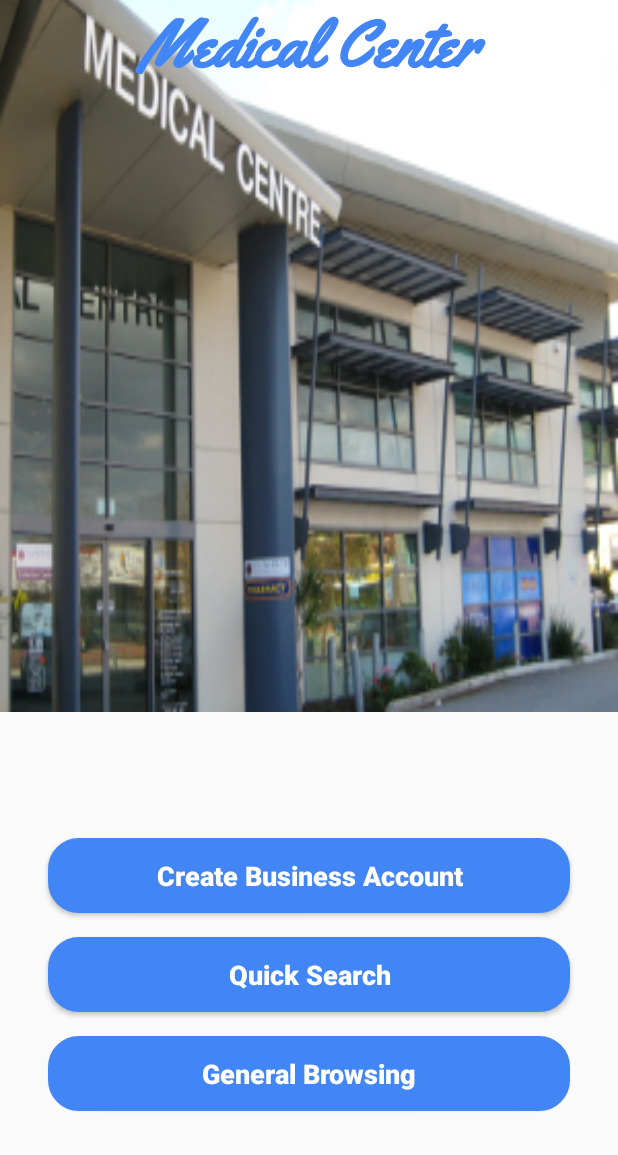
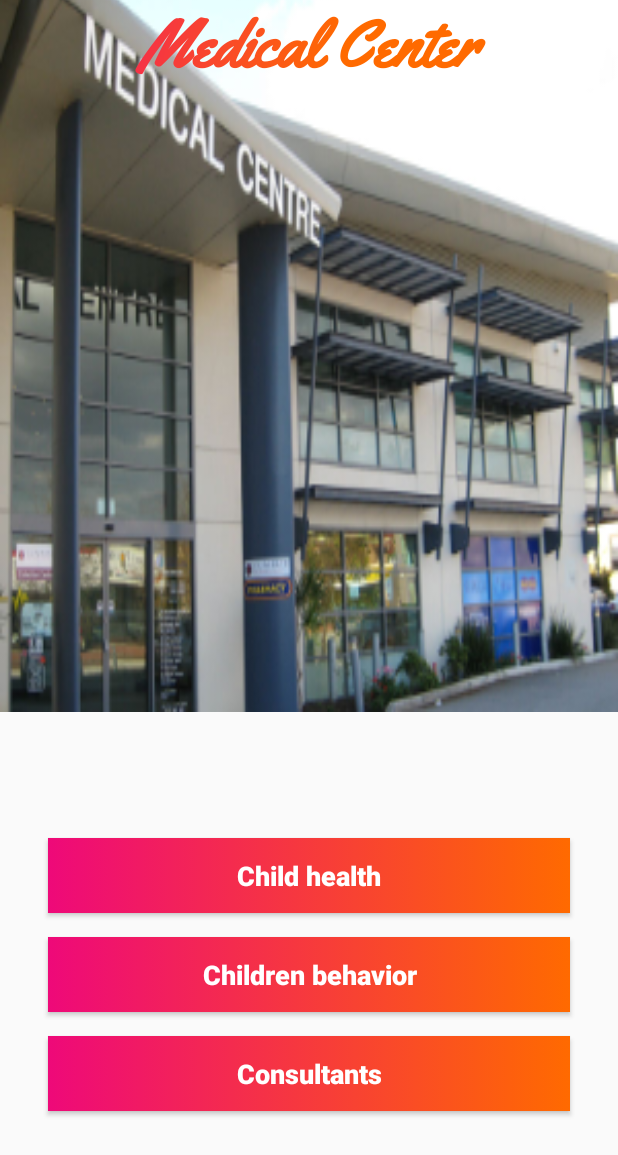
Before and after one commit to nayelfares/Medical, an Android app: the screen it shows after launch (MainActivity), on a phone screen of 412 x 824 dp. Shown: the top 1155 px of the screen. Run offline under Robolectric (Android 15) with nearby library versions, the phone set to English and light mode, and no system bars.

Commit message:
refactoring code

```diff
--- a/app/src/main/java/com/emarketing/medical/MainActivity.kt
+++ b/app/src/main/java/com/emarketing/medical/MainActivity.kt
@@ -1,21 +1,42 @@
 package com.emarketing.medical
 
 import android.content.Intent
+import android.graphics.Color
+import android.graphics.LinearGradient
+import android.graphics.Shader
+import android.os.Bundle
+import android.text.TextPaint
 import androidx.appcompat.app.AppCompatActivity
-import android.os.Bundle
 import com.emarketing.medical.ui.GeneralBrowsing
 import com.emarketing.medical.ui.Register
 import com.emarketing.medical.ui.Search
 import kotlinx.android.synthetic.main.activity_main.*
 
+
 class MainActivity : AppCompatActivity() {
     override fun onCreate(savedInstanceState: Bundle?) {
         super.onCreate(savedInstanceState)
         setContentView(R.layout.activity_main)
-        register.setOnClickListener {
+
+        val paint: TextPaint = appName.paint
+        val width = paint.measureText(appName.text.toString())
+
+        val textShader: Shader = LinearGradient(
+            0f, 0f, width, appName.textSize, intArrayOf(
+                Color.parseColor("#ee0979"),
+                Color.parseColor("#ff6a00")
+            ), null, Shader.TileMode.CLAMP
+        )
+        appName.paint.shader = textShader
+        childHealth.setOnClickListener {
             startActivity(Intent(this, Register::class.java))
         }
-        search.setOnClickListener { startActivity(Intent(this,Search::class.java)) }
-        generalBrowsing.setOnClickListener { startActivity(Intent(this,GeneralBrowsing::class.java)) }
+        chilrenBehavior.setOnClickListener { startActivity(Intent(this, Search::class.java)) }
+        consultants.setOnClickListener { startActivity(
+            Intent(
+                this,
+                GeneralBrowsing::class.java
+            )
+        ) }
     }
 }
--- a/app/src/main/java/com/emarketing/medical/ui/Register.kt
+++ b/app/src/main/java/com/emarketing/medical/ui/Register.kt
@@ -16,7 +16,7 @@ class Register : BaseActivity(),RegisterView {
     }
 
     private fun events() {
-        register.setOnClickListener {
+        childHealth.setOnClickListener {
             loading()
             registerViewModel.register(
                 username.text.toString(),
--- /dev/null
+++ b/app/src/main/res/drawable/button_gradient.xml
@@ -0,0 +1,12 @@
+<?xml version="1.0" encoding="utf-8"?>
+<selector xmlns:android="http://schemas.android.com/apk/res/android">
+    <item>
+        <shape>
+            <gradient
+                android:angle="0"
+                android:startColor="#ee0979"
+                android:endColor="#ff6a00"
+                android:type="linear" />
+        </shape>
+    </item>
+</selector>
--- a/app/src/main/res/layout/activity_main.xml
+++ b/app/src/main/res/layout/activity_main.xml
@@ -10,6 +10,7 @@
         android:layout_height="60dp"
         android:text="@string/app_name"
         android:textSize="44sp"
+        android:id="@+id/appName"
         app:layout_constraintTop_toTopOf="parent"
         android:textColor="@color/grey"
         android:translationZ="1dp"
@@ -39,51 +40,51 @@
     <Button
         android:layout_width="match_parent"
         android:layout_height="50dp"
-        android:id="@+id/register"
+        android:id="@+id/childHealth"
         app:layout_constraintTop_toTopOf="@id/guideline"
         app:layout_constraintStart_toStartOf="parent"
         app:layout_constraintEnd_toEndOf="parent"
         android:layout_marginStart="32dp"
         android:layout_marginEnd="32dp"
-        android:text="@string/create_business_account"
+        android:text="@string/child_health"
         android:textAllCaps="false"
         android:textColor="@color/white"
         android:textStyle="bold"
         android:textSize="18sp"
-        android:background="@drawable/main_button"
+        android:background="@drawable/button_gradient"
         android:layout_marginTop="64dp"/>
 
     <Button
         android:layout_width="match_parent"
         android:layout_height="50dp"
-        app:layout_constraintTop_toBottomOf="@+id/register"
+        app:layout_constraintTop_toBottomOf="@+id/childHealth"
         app:layout_constraintStart_toStartOf="parent"
         app:layout_constraintEnd_toEndOf="parent"
         android:layout_marginStart="32dp"
         android:layout_marginEnd="32dp"
         android:textAllCaps="false"
-        android:text="@string/quick_search"
+        android:text="@string/children_behavior"
         android:textColor="@color/white"
         android:textStyle="bold"
         android:textSize="18sp"
-        android:id="@+id/search"
-        android:background="@drawable/main_button"
+        android:id="@+id/chilrenBehavior"
+        android:background="@drawable/button_gradient"
         android:layout_marginTop="16dp"/>
 
     <Button
         android:layout_width="match_parent"
         android:layout_height="50dp"
-        app:layout_constraintTop_toBottomOf="@+id/search"
+        app:layout_constraintTop_toBottomOf="@+id/chilrenBehavior"
         app:layout_constraintStart_toStartOf="parent"
         app:layout_constraintEnd_toEndOf="parent"
         android:layout_marginStart="32dp"
         android:layout_marginEnd="32dp"
         android:textAllCaps="false"
-        android:text="@string/generalBrowsing"
+        android:text="@string/consultants"
         android:textColor="@color/white"
         android:textStyle="bold"
         android:textSize="18sp"
-        android:id="@+id/generalBrowsing"
-        android:background="@drawable/main_button"
+        android:id="@+id/consultants"
+        android:background="@drawable/button_gradient"
         android:layout_marginTop="16dp"/>
 </androidx.constraintlayout.widget.ConstraintLayout>
--- a/app/src/main/res/layout/activity_register.xml
+++ b/app/src/main/res/layout/activity_register.xml
@@ -8,7 +8,7 @@
     <LinearLayout
         android:layout_width="match_parent"
         android:layout_height="100dp"
-        android:background="@color/grey">
+        android:background="@drawable/button_gradient">
         <TextView
             android:layout_width="match_parent"
             android:layout_height="wrap_content"
@@ -122,8 +122,8 @@
                 android:layout_width="0dp"
                 android:layout_height="40dp"
                 android:layout_weight="1"
-                android:background="@drawable/main_button"
-                android:id="@+id/register"
+                android:background="@drawable/button_gradient"
+                android:id="@+id/childHealth"
                 android:text="@string/register"
                 android:layout_margin="8dp"
                 android:textColor="@color/white"
@@ -133,7 +133,7 @@
                 android:layout_width="0dp"
                 android:layout_height="40dp"
                 android:layout_weight="1"
-                android:background="@drawable/main_button"
+                android:background="@drawable/button_gradient"
                 android:id="@+id/cancel"
                 android:text="@string/cancel"
                 android:layout_margin="8dp"
--- a/app/src/main/res/values/strings.xml
+++ b/app/src/main/res/values/strings.xml
@@ -2,8 +2,8 @@
     <string name="app_name">Medical Center</string>
     <string name="filters">Filters</string>
     <string name="search">Search</string>
-    <string name="create_business_account">Create Business Account</string>
-    <string name="quick_search">Quick Search</string>
+    <string name="child_health">Child health</string>
+    <string name="children_behavior">Children behavior</string>
     <string name="bussiness_account">Business Account</string>
     <string name="user_name">User Name</string>
     <string name="type_valid_username">type valid username</string>
@@ -17,7 +17,7 @@
     <string name="type_message_to_admin">type message to admin</string>
     <string name="register">Register</string>
     <string name="cancel">Cancel</string>
-    <string name="generalBrowsing">General Browsing</string>
+    <string name="consultants">Consultants</string>
     <string name="location_details">Location Details :</string>
     <string name="location_name">Location Name :</string>
     <string name="opening_hours">Opening hours :</string>
```
Also changed, not shown: 1 other file.
